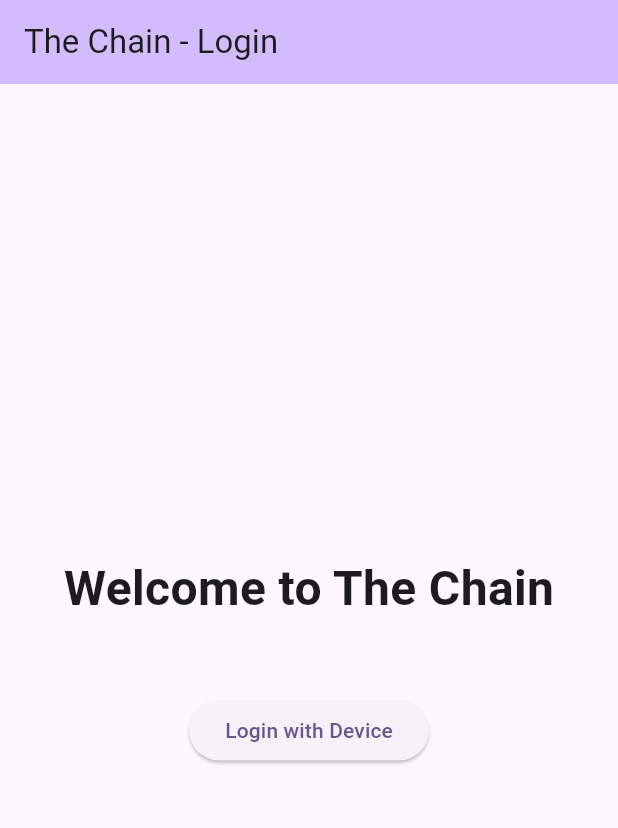
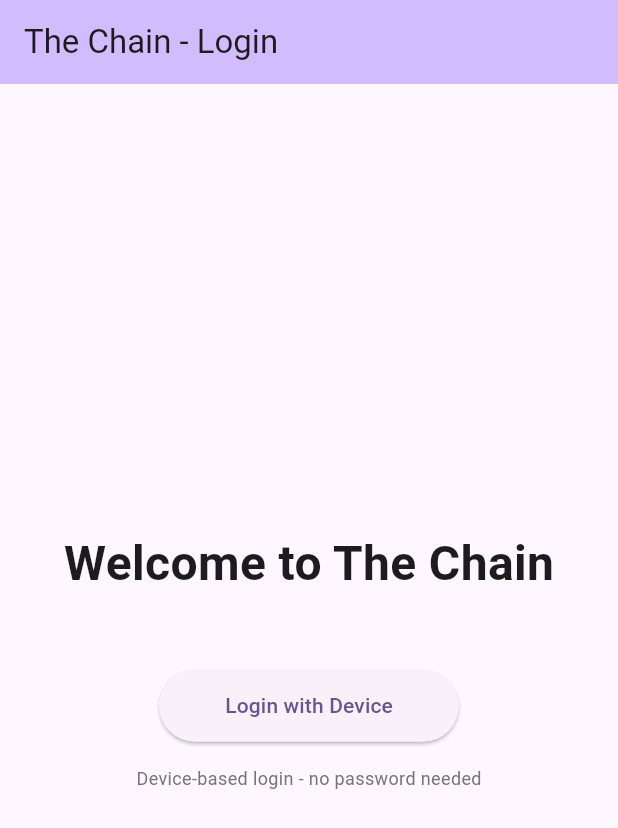
Before and after one commit to bekalpaslan/chain, a Flutter app: the screen it shows after launch, on a phone screen of 412 x 824 dp. Shown: the top 828 px of the screen. Run offline on Flutter 3.47's test engine with Material 3 defaults, Android fonts, the phone set to English and light mode, and no system bars; our stand-ins replace device_info_plus, dio, flutter_riverpod, flutter_secure_storage, shared_preferences; accounts and stored records are empty.

Commit message:
feat: deploy Flutter private app with improved login UX
- Fixed API client base URL in private app (use ApiConstants default)
- Fixed API client base URL in dashboard page
- Added better error handling for USER_NOT_FOUND
- Improved login page UI with clearer messaging
- Added explanation that users need an invitation ticket to register
- Styled error messages with orange theme for warnings

The private app now successfully connects to the backend API and displays
appropriate messages when users try to login without an account.

Next steps: Create seed user and test full registration flow with tickets.

🤖 Generated with [Claude Code](https://claude.com/claude-code)

Co-Authored-By: Claude <noreply@anthropic.com>

```diff
--- a/frontend/private-app/lib/main.dart
+++ b/frontend/private-app/lib/main.dart
@@ -30,7 +30,7 @@ class LoginPage extends ConsumerStatefulWidget {
 }
 
 class _LoginPageState extends ConsumerState<LoginPage> {
-  final ApiClient _apiClient = ApiClient(baseUrl: 'http://localhost:8080');
+  final ApiClient _apiClient = ApiClient();
   bool _loading = false;
   String? _error;
 
@@ -60,12 +60,19 @@ class _LoginPageState extends ConsumerState<LoginPage> {
         );
       }
     } catch (e) {
+      final errorMsg = e.toString();
       setState(() {
-        _error = e.toString();
+        // Check if user needs to register
+        if (errorMsg.contains('USER_NOT_FOUND') || errorMsg.contains('404')) {
+          _error = 'No account found. Please register first.';
+        } else {
+          _error = errorMsg;
+        }
         _loading = false;
       });
     }
   }
+
 
   @override
   Widget build(BuildContext context) {
@@ -89,18 +96,35 @@ class _LoginPageState extends ConsumerState<LoginPage> {
                 Container(
                   padding: const EdgeInsets.all(16),
                   decoration: BoxDecoration(
-                    color: Colors.red[50],
+                    color: Colors.orange[50],
+                    border: Border.all(color: Colors.orange),
                     borderRadius: BorderRadius.circular(8),
                   ),
-                  child: Text(
-                    _error!,
-                    style: const TextStyle(color: Colors.red),
+                  child: Column(
+                    children: [
+                      Text(
+                        _error!,
+                        style: TextStyle(color: Colors.orange[900]),
+                        textAlign: TextAlign.center,
+                      ),
+                      if (_error!.contains('register')) ...[
+                        const SizedBox(height: 12),
+                        Text(
+                          'To join The Chain, you need an invitation ticket from an existing member.',
+                          style: TextStyle(fontSize: 12, color: Colors.grey[700]),
+                          textAlign: TextAlign.center,
+                        ),
+                      ],
+                    ],
                   ),
                 ),
                 const SizedBox(height: 24),
               ],
               ElevatedButton(
                 onPressed: _loading ? null : _login,
+                style: ElevatedButton.styleFrom(
+                  minimumSize: const Size(200, 48),
+                ),
                 child: _loading
                     ? const SizedBox(
                         width: 20,
@@ -108,6 +132,11 @@ class _LoginPageState extends ConsumerState<LoginPage> {
                         child: CircularProgressIndicator(strokeWidth: 2),
                       )
                     : const Text('Login with Device'),
+              ),
+              const SizedBox(height: 16),
+              Text(
+                'Device-based login - no password needed',
+                style: TextStyle(fontSize: 12, color: Colors.grey[600]),
               ),
             ],
           ),
@@ -125,7 +154,7 @@ class DashboardPage extends ConsumerStatefulWidget {
 }
 
 class _DashboardPageState extends ConsumerState<DashboardPage> {
-  final ApiClient _apiClient = ApiClient(baseUrl: 'http://localhost:8080');
+  final ApiClient _apiClient = ApiClient();
   User? _profile;
   bool _loading = true;
   String? _error;
```
Also changed, not shown: .claude/settings.local.json.
